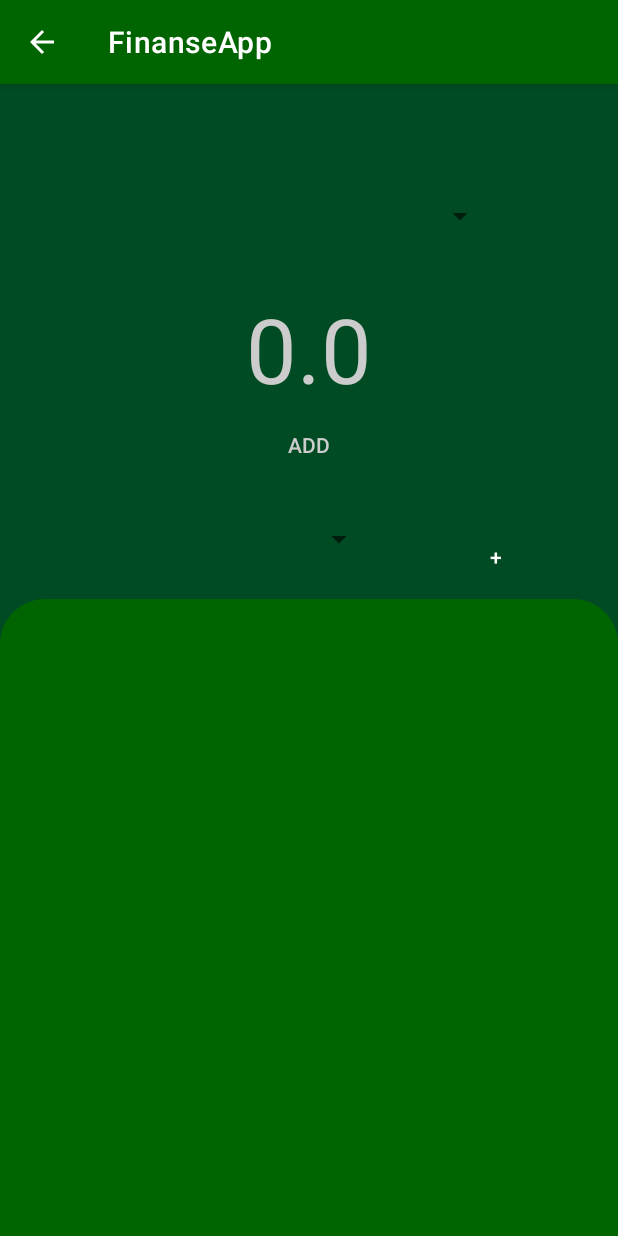
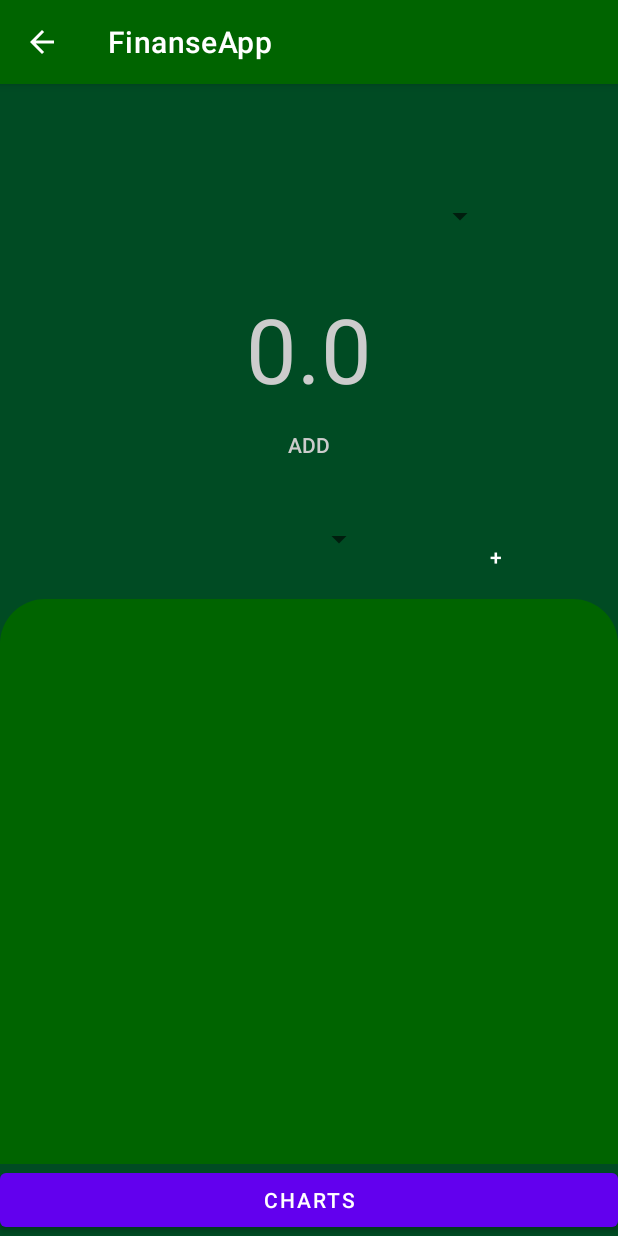
Before and after one commit to Kaajolee/FinanceApp, an Android app: the screen it shows after launch (MainActivity), on a phone screen of 412 x 824 dp. Run offline under Robolectric (Android 15) with nearby library versions, the light colour scheme and no system bars; our stand-ins replace Room's generated code.

Commit message:
Pie Chart Integration

```diff
--- a/app/build.gradle
+++ b/app/build.gradle
@@ -33,6 +33,7 @@ dependencies {
     def room_version = "2.6.1"
 
     implementation "androidx.room:room-runtime:$room_version"
+    implementation 'com.github.PhilJay:MPAndroidChart:3.1.0'
 
     // If this project only uses Java source, use the Java annotationProcessor
     // No additional plugins are necessary
--- a/app/src/main/AndroidManifest.xml
+++ b/app/src/main/AndroidManifest.xml
@@ -12,6 +12,9 @@
         android:supportsRtl="true"
         android:theme="@style/Theme.FinanseApp"
         tools:targetApi="31">
+        <activity
+            android:name=".GraphsActivity"
+            android:exported="false" />
         <activity
             android:name=".AddCategoryActivity"
             android:exported="false" />
--- a/app/src/main/java/com/example/finanseapp/MainActivity.java
+++ b/app/src/main/java/com/example/finanseapp/MainActivity.java
@@ -33,7 +33,7 @@ import java.util.concurrent.Executors;
 
 public class MainActivity extends AppCompatActivity {
     AppDatabase db;
-    Button buttonIncome, buttonAddAccount, buttonAddCategory;
+    Button buttonIncome, buttonAddAccount, buttonAddCategory, buttonCharts;
     TextView textViewBalance;
     RecyclerView recyclerView;
     RecyclerViewAdapter adapter;
@@ -76,6 +76,10 @@ public class MainActivity extends AppCompatActivity {
         // --------ADD CATEGORY BUTTON
         buttonAddCategory = findViewById(R.id.addCategoryButton);
         SetButtonOnClickToActivity(buttonAddCategory, AddCategoryActivity.class);
+
+        // --------CHARTS BUTTON
+        buttonCharts= findViewById(R.id.button);
+        SetButtonOnClickToActivity(buttonCharts, GraphsActivity.class);
 
         //---------ACCOUNT BALANCE TEXT
         textViewBalance = findViewById(R.id.textViewBalance);
@@ -128,12 +132,12 @@ public class MainActivity extends AppCompatActivity {
                                     int pos = viewHolder.getAdapterPosition();
                                     RecyclerViewAdapter.ViewHolder newHolder = (RecyclerViewAdapter.ViewHolder)viewHolder;
 
-                                    newHolder.delete();
+                                    //newHolder.delete();
 
                                     runOnUiThread(() -> {
 
-                                        adapter.removeItem(pos);
-                                        adapter.notifyDataSetChanged();
+                                        //adapter.removeItem(pos);
+                                        //adapter.notifyDataSetChanged();
                                         //refreshRecyclerView();
 
                                     });
--- a/app/src/main/res/layout/activity_main.xml
+++ b/app/src/main/res/layout/activity_main.xml
@@ -85,6 +85,12 @@
             android:layout_height="0dp"
             android:layout_weight="1" />
 
+        <Button
+            android:id="@+id/button"
+            android:layout_width="match_parent"
+            android:layout_height="wrap_content"
+            android:text="Charts" />
+
     </LinearLayout>
 
 </androidx.coordinatorlayout.widget.CoordinatorLayout>
--- a/settings.gradle
+++ b/settings.gradle
@@ -12,10 +12,11 @@ pluginManagement {
     }
 }
 dependencyResolutionManagement {
-    repositoriesMode.set(RepositoriesMode.FAIL_ON_PROJECT_REPOS)
+    repositoriesMode.set(RepositoriesMode.PREFER_SETTINGS)
     repositories {
         google()
         mavenCentral()
+        maven { url 'https://jitpack.io' }
     }
 }
 
```
Also changed, not shown: app/src/main/java/com/example/finanseapp/GraphsActivity.java (added, +65 -0 lines), app/src/main/res/layout/activity_graphs.xml (added, +22 -0 lines).
